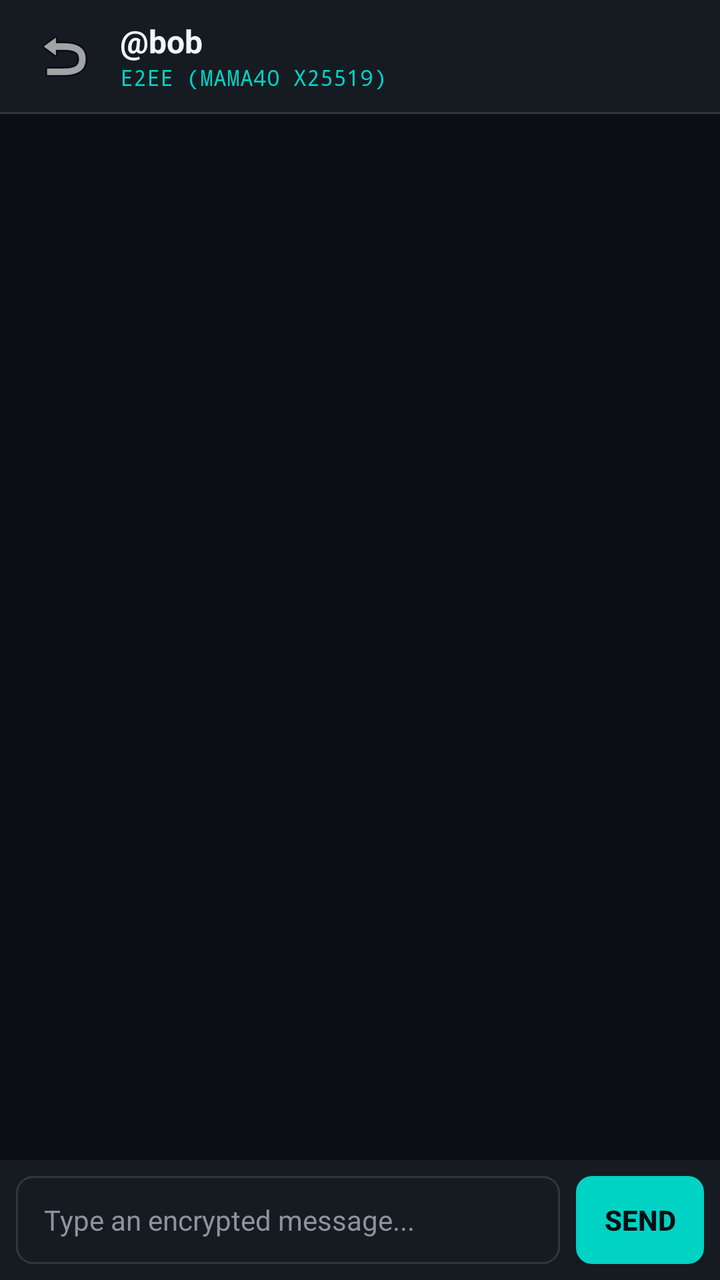
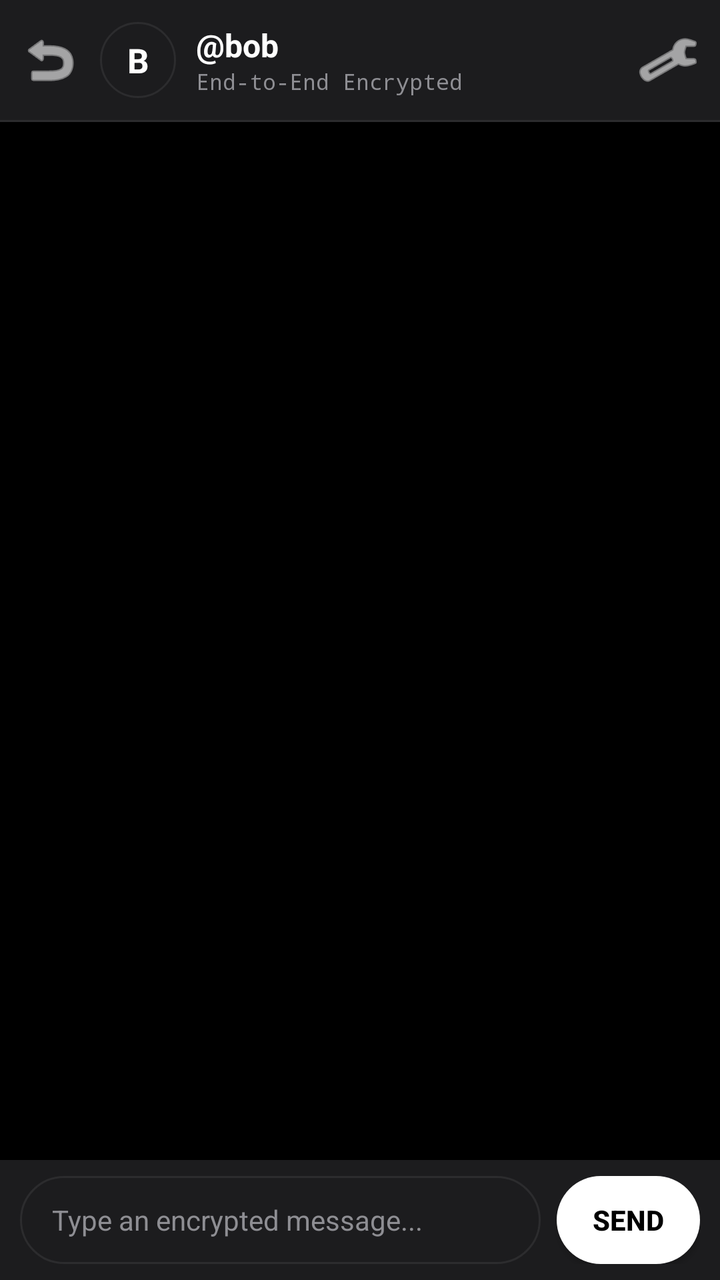

Two renders of the same Android screen: before a commit and after it. Below are the layout's source before the change and the commit's diff.
<!-- AndroidManifest.xml: application theme Theme.Glyph -->
<!-- res/layout/activity_chat_thread.xml -->
<?xml version="1.0" encoding="utf-8"?>
<RelativeLayout xmlns:android="http://schemas.android.com/apk/res/android"
    android:layout_width="match_parent"
    android:layout_height="match_parent"
    android:background="@color/bg_dark">

    
    <LinearLayout
        android:id="@+id/chatTopBar"
        android:layout_width="match_parent"
        android:layout_height="56dp"
        android:background="@color/surface_dark"
        android:gravity="center_vertical"
        android:orientation="horizontal"
        android:paddingHorizontal="12dp">

        <ImageButton
            android:id="@+id/btnBack"
            android:layout_width="40dp"
            android:layout_height="40dp"
            android:background="?attr/selectableItemBackgroundBorderless"
            android:src="@android:drawable/ic_menu_revert"
            android:contentDescription="Back" />

        <LinearLayout
            android:layout_width="0dp"
            android:layout_height="wrap_content"
            android:layout_marginStart="8dp"
            android:layout_weight="1"
            android:orientation="vertical">

            <TextView
                android:id="@+id/txtPeerUsername"
                android:layout_width="wrap_content"
                android:layout_height="wrap_content"
                android:text="@bob"
                android:textColor="@color/text_primary"
                android:textSize="16sp"
                android:textStyle="bold" />

            <TextView
                android:id="@+id/txtPeerKeyFingerprint"
                android:layout_width="wrap_content"
                android:layout_height="wrap_content"
                android:fontFamily="monospace"
                android:text="E2EE (MAMA40 X25519)"
                android:textColor="@color/accent_cyan"
                android:textSize="11sp" />
        </LinearLayout>
    </LinearLayout>

    <View
        android:id="@+id/chatDividerTop"
        android:layout_width="match_parent"
        android:layout_height="1dp"
        android:layout_below="@id/chatTopBar"
        android:background="@color/surface_border" />

    
    <ListView
        android:id="@+id/listMessages"
        android:layout_width="match_parent"
        android:layout_height="match_parent"
        android:layout_above="@id/bottomInputBar"
        android:layout_below="@id/chatDividerTop"
        android:divider="@null"
        android:dividerHeight="6dp"
        android:padding="12dp"
        android:transcriptMode="alwaysScroll"
        android:stackFromBottom="true" />

    
    <LinearLayout
        android:id="@+id/bottomInputBar"
        android:layout_width="match_parent"
        android:layout_height="wrap_content"
        android:layout_alignParentBottom="true"
        android:background="@color/surface_dark"
        android:gravity="center_vertical"
        android:orientation="horizontal"
        android:padding="8dp">

        <EditText
            android:id="@+id/editMessage"
            android:layout_width="0dp"
            android:layout_height="44dp"
            android:layout_weight="1"
            android:background="@drawable/bg_input"
            android:hint="@string/send_hint"
            android:importantForAutofill="no"
            android:inputType="textCapSentences|textMultiLine"
            android:maxLines="3"
            android:paddingHorizontal="14dp"
            android:textColor="@color/text_primary"
            android:textColorHint="@color/text_secondary"
            android:textSize="14sp" />

        <Button
            android:id="@+id/btnSend"
            android:layout_width="wrap_content"
            android:layout_height="44dp"
            android:layout_marginStart="8dp"
            android:background="@drawable/btn_primary"
            android:minWidth="64dp"
            android:text="Send"
            android:textColor="@color/bg_dark"
            android:textSize="14sp"
            android:textStyle="bold" />
    </LinearLayout>

</RelativeLayout>
<!-- resources referenced by this layout -->
<resources>
  <color name="accent_cyan">#00D2C4</color>
  <color name="bg_dark">#0B0E14</color>
  <color name="surface_border">#30363D</color>
  <color name="surface_dark">#161B22</color>
  <color name="text_primary">#F0F6FC</color>
  <color name="text_secondary">#8B949E</color>
  <!-- drawable bg_input (drawable) -->
  <?xml version="1.0" encoding="utf-8"?>
  <shape xmlns:android="http://schemas.android.com/apk/res/android">
      <solid android:color="@color/surface_dark" />
      <stroke android:width="1dp" android:color="@color/surface_border" />
      <corners android:radius="8dp" />
  </shape>
  <!-- drawable btn_primary (drawable) -->
  <?xml version="1.0" encoding="utf-8"?>
  <shape xmlns:android="http://schemas.android.com/apk/res/android">
      <solid android:color="@color/accent_cyan" />
      <corners android:radius="8dp" />
  </shape>
  <string name="send_hint">Type an encrypted message...</string>
  <style name="Theme.Glyph" parent="Theme.AppCompat.NoActionBar">
          <item name="android:windowBackground">@color/bg_dark</item>
          <item name="android:statusBarColor">@color/bg_dark</item>
          <item name="android:navigationBarColor">@color/bg_dark</item>
          <item name="android:textColorPrimary">@color/text_primary</item>
          <item name="android:textColorSecondary">@color/text_secondary</item>
          <item name="android:colorAccent">@color/accent_cyan</item>
      </style>
</resources>

<!-- the commit's change to res/layout/activity_chat_thread.xml (unified diff, before → after) -->
@@ -8,45 +8,80 @@
     <LinearLayout
         android:id="@+id/chatTopBar"
         android:layout_width="match_parent"
-        android:layout_height="56dp"
+        android:layout_height="60dp"
         android:background="@color/surface_dark"
         android:gravity="center_vertical"
         android:orientation="horizontal"
-        android:paddingHorizontal="12dp">
+        android:paddingHorizontal="6dp">
 
+        
         <ImageButton
             android:id="@+id/btnBack"
+            android:layout_width="38dp"
+            android:layout_height="38dp"
+            android:background="?attr/selectableItemBackgroundBorderless"
+            android:src="@android:drawable/ic_menu_revert"
+            android:tint="@color/text_primary"
+            android:contentDescription="Back" />
+
+        
+        <LinearLayout
+            android:id="@+id/layoutPeerHeader"
+            android:layout_width="0dp"
+            android:layout_height="match_parent"
+            android:layout_weight="1"
+            android:background="?attr/selectableItemBackground"
+            android:gravity="center_vertical"
+            android:orientation="horizontal"
+            android:paddingHorizontal="6dp">
+
+            
+            <TextView
+                android:id="@+id/txtPeerAvatar"
+                android:layout_width="38dp"
+                android:layout_height="38dp"
+                android:background="@drawable/bg_avatar"
+                android:gravity="center"
+                android:text="B"
+                android:textColor="@color/text_primary"
+                android:textSize="17sp"
+                android:textStyle="bold" />
+
+            <LinearLayout
+                android:layout_width="match_parent"
+                android:layout_height="wrap_content"
+                android:layout_marginStart="10dp"
+                android:orientation="vertical">
+
+                <TextView
+                    android:id="@+id/txtPeerUsername"
+                    android:layout_width="wrap_content"
+                    android:layout_height="wrap_content"
+                    android:text="@bob"
+                    android:textColor="@color/text_primary"
+                    android:textSize="16sp"
+                    android:textStyle="bold" />
+
+                <TextView
+                    android:id="@+id/txtPeerKeyFingerprint"
+                    android:layout_width="wrap_content"
+                    android:layout_height="wrap_content"
+                    android:fontFamily="monospace"
+                    android:text="End-to-End Encrypted"
+                    android:textColor="@color/text_secondary"
+                    android:textSize="11sp" />
+            </LinearLayout>
+        </LinearLayout>
+
+        
+        <ImageButton
+            android:id="@+id/btnProfileSettings"
             android:layout_width="40dp"
             android:layout_height="40dp"
             android:background="?attr/selectableItemBackgroundBorderless"
-            android:src="@android:drawable/ic_menu_revert"
-            android:contentDescription="Back" />
-
-        <LinearLayout
-            android:layout_width="0dp"
-            android:layout_height="wrap_content"
-            android:layout_marginStart="8dp"
-            android:layout_weight="1"
-            android:orientation="vertical">
-
-            <TextView
-                android:id="@+id/txtPeerUsername"
-                android:layout_width="wrap_content"
-                android:layout_height="wrap_content"
-                android:text="@bob"
-                android:textColor="@color/text_primary"
-                android:textSize="16sp"
-                android:textStyle="bold" />
-
-            <TextView
-                android:id="@+id/txtPeerKeyFingerprint"
-                android:layout_width="wrap_content"
-                android:layout_height="wrap_content"
-                android:fontFamily="monospace"
-                android:text="E2EE (MAMA40 X25519)"
-                android:textColor="@color/accent_cyan"
-                android:textSize="11sp" />
-        </LinearLayout>
+            android:src="@android:drawable/ic_menu_manage"
+            android:tint="@color/text_primary"
+            android:contentDescription="Profile and Settings" />
     </LinearLayout>
 
     <View
@@ -64,7 +99,7 @@
         android:layout_above="@id/bottomInputBar"
         android:layout_below="@id/chatDividerTop"
         android:divider="@null"
-        android:dividerHeight="6dp"
+        android:dividerHeight="8dp"
         android:padding="12dp"
         android:transcriptMode="alwaysScroll"
         android:stackFromBottom="true" />
@@ -78,19 +113,20 @@
         android:background="@color/surface_dark"
         android:gravity="center_vertical"
         android:orientation="horizontal"
-        android:padding="8dp">
+        android:paddingHorizontal="10dp"
+        android:paddingVertical="8dp">
 
         <EditText
             android:id="@+id/editMessage"
             android:layout_width="0dp"
             android:layout_height="44dp"
             android:layout_weight="1"
-            android:background="@drawable/bg_input"
+            android:background="@drawable/bg_chat_input"
             android:hint="@string/send_hint"
             android:importantForAutofill="no"
             android:inputType="textCapSentences|textMultiLine"
             android:maxLines="3"
-            android:paddingHorizontal="14dp"
+            android:paddingHorizontal="16dp"
             android:textColor="@color/text_primary"
             android:textColorHint="@color/text_secondary"
             android:textSize="14sp" />
@@ -101,9 +137,10 @@
             android:layout_height="44dp"
             android:layout_marginStart="8dp"
             android:background="@drawable/btn_primary"
-            android:minWidth="64dp"
+            android:minWidth="68dp"
+            android:paddingHorizontal="18dp"
             android:text="Send"
-            android:textColor="@color/bg_dark"
+            android:textColor="@color/accent_black"
             android:textSize="14sp"
             android:textStyle="bold" />
     </LinearLayout>
<!-- resource entries referenced after the edit -->
@@ -1,23 +1,30 @@
 <!-- resources referenced by this layout -->
 <resources>
-  <color name="accent_cyan">#00D2C4</color>
-  <color name="bg_dark">#0B0E14</color>
-  <color name="surface_border">#30363D</color>
-  <color name="surface_dark">#161B22</color>
-  <color name="text_primary">#F0F6FC</color>
-  <color name="text_secondary">#8B949E</color>
-  <!-- drawable bg_input (drawable) -->
+  <color name="accent_black">#000000</color>
+  <color name="bg_dark">#000000</color>
+  <color name="surface_border">#2C2C2E</color>
+  <color name="surface_dark">#1C1C1E</color>
+  <color name="text_primary">#FFFFFF</color>
+  <color name="text_secondary">#8E8E93</color>
+  <!-- drawable bg_avatar (drawable) -->
+  <?xml version="1.0" encoding="utf-8"?>
+  <shape xmlns:android="http://schemas.android.com/apk/res/android"
+      android:shape="oval">
+      <solid android:color="@color/surface_dark" />
+      <stroke android:width="1dp" android:color="@color/surface_border" />
+  </shape>
+  <!-- drawable bg_chat_input (drawable) -->
   <?xml version="1.0" encoding="utf-8"?>
   <shape xmlns:android="http://schemas.android.com/apk/res/android">
       <solid android:color="@color/surface_dark" />
       <stroke android:width="1dp" android:color="@color/surface_border" />
-      <corners android:radius="8dp" />
+      <corners android:radius="999dp" />
   </shape>
   <!-- drawable btn_primary (drawable) -->
   <?xml version="1.0" encoding="utf-8"?>
   <shape xmlns:android="http://schemas.android.com/apk/res/android">
-      <solid android:color="@color/accent_cyan" />
-      <corners android:radius="8dp" />
+      <solid android:color="@color/accent_white" />
+      <corners android:radius="999dp" />
   </shape>
   <string name="send_hint">Type an encrypted message...</string>
   <style name="Theme.Glyph" parent="Theme.AppCompat.NoActionBar">
@@ -26,7 +33,17 @@
           <item name="android:navigationBarColor">@color/bg_dark</item>
           <item name="android:textColorPrimary">@color/text_primary</item>
           <item name="android:textColorSecondary">@color/text_secondary</item>
-          <item name="android:colorAccent">@color/accent_cyan</item>
+          <item name="android:colorAccent">@color/accent_white</item>
+          <item name="colorAccent">@color/accent_white</item>
+          <item name="android:alertDialogTheme">@style/Theme.Glyph.Dialog</item>
+      </style>
+  <color name="accent_white">#FFFFFF</color>
+  <style name="Theme.Glyph.Dialog" parent="Theme.AppCompat.Dialog.Alert">
+          <item name="android:background">@color/surface_dark</item>
+          <item name="android:textColorPrimary">@color/text_primary</item>
+          <item name="android:textColorSecondary">@color/text_secondary</item>
+          <item name="android:colorAccent">@color/accent_white</item>
+          <item name="colorAccent">@color/accent_white</item>
       </style>
 </resources>
 
